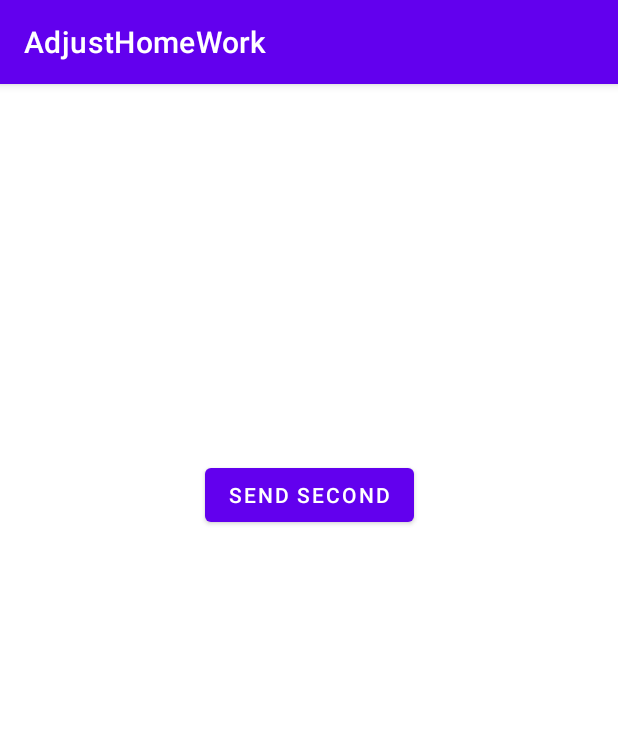
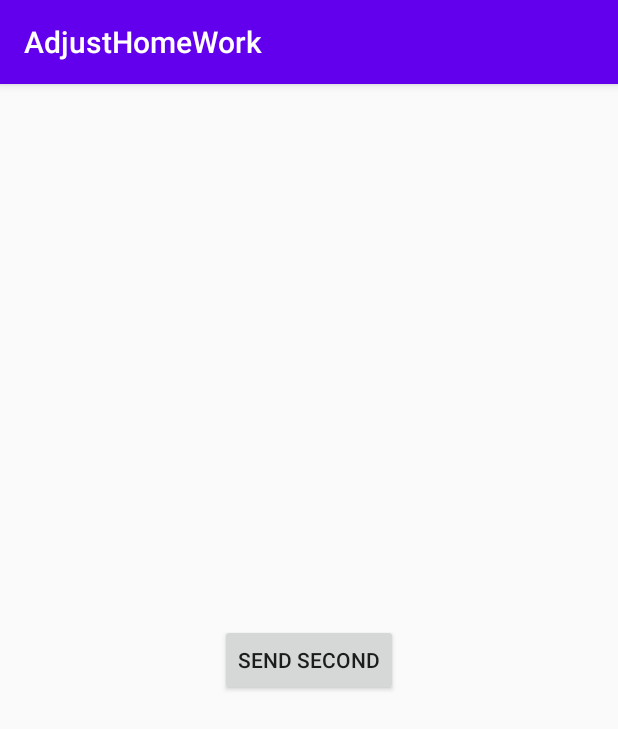
Before and after one commit to ehsan323/EventSender, an Android app: the screen it shows after launch (MainActivity), on a phone screen of 412 x 824 dp. Shown: the top 729 px of the screen. Run offline under Robolectric (Android 15) with nearby library versions, the phone set to English and light mode, and no system bars; 1 statement that could not run was skipped.

```diff
--- a/app/src/main/AndroidManifest.xml
+++ b/app/src/main/AndroidManifest.xml
@@ -1,6 +1,8 @@
 <?xml version="1.0" encoding="utf-8"?>
 <manifest xmlns:android="http://schemas.android.com/apk/res/android"
     package="com.adjust.adjusthomework">
+
+    <uses-permission android:name="android.permission.INTERNET" />
 
     <application
         android:allowBackup="true"
--- a/app/src/main/java/com/adjust/adjusthomework/base/BasePresenter.java
+++ b/app/src/main/java/com/adjust/adjusthomework/base/BasePresenter.java
@@ -15,5 +15,4 @@ public abstract class BasePresenter<V extends BaseContract.BaseView> implements
     public void showMessage(String message) {
         getView().showError(message);
     }
-
 }
--- a/app/src/main/java/com/adjust/adjusthomework/data/model/SecondResponse.java
+++ b/app/src/main/java/com/adjust/adjusthomework/data/model/SecondResponse.java
@@ -4,6 +4,11 @@ public class SecondResponse {
 
     String id;
     String seconds;
+
+    public SecondResponse(String id, String seconds) {
+        this.id = id;
+        this.seconds = seconds;
+    }
 
     public String getId() {
         return id;
--- a/app/src/main/java/com/adjust/adjusthomework/view/MainActivity.java
+++ b/app/src/main/java/com/adjust/adjusthomework/view/MainActivity.java
@@ -57,5 +57,20 @@ public class MainActivity extends BaseActivity implements MainContract.View {
         return progressBar;
     }
 
+    @Override
+    protected void onStop() {
+        super.onStop();
+        if (sharedPreferences != null)
+            mPresenter.cacheQueueValues(sharedPreferences);
+    }
+
+    @Override
+    protected void onStart() {
+        super.onStart();
+        if (sharedPreferences != null){
+            progressBar.setVisibility(View.VISIBLE);
+            mPresenter.loadAndHandleCachedQueues(sharedPreferences);
+        }
+    }
 
 }
--- a/app/src/main/java/com/adjust/adjusthomework/view/MainContract.java
+++ b/app/src/main/java/com/adjust/adjusthomework/view/MainContract.java
@@ -16,6 +16,8 @@ public interface MainContract {
         void sendSelectedSecond(Integer second);
         void sendSecondToServer(Integer... seconds);
         boolean secondIsValidForSending(int second);
+        void cacheQueueValues(SharedPreferences sharedPreferences);
+        void loadAndHandleCachedQueues(SharedPreferences sharedPreferences);
     }
 
 }
--- a/app/src/main/java/com/adjust/adjusthomework/view/MainPresenter.java
+++ b/app/src/main/java/com/adjust/adjusthomework/view/MainPresenter.java
@@ -6,14 +6,18 @@ import com.adjust.adjusthomework.base.BasePresenter;
 import com.adjust.adjusthomework.data.model.SecondResponse;
 import com.adjust.adjusthomework.data.network.SecondCallback;
 import com.adjust.adjusthomework.data.repository.AdjustSecondRepository;
+import com.adjust.adjusthomework.util.AdjustUtil;
 
+import java.util.ArrayList;
 import java.util.HashSet;
+import java.util.Iterator;
+import java.util.List;
 
 public class MainPresenter extends BasePresenter<MainContract.View> implements MainContract.Presenter {
 
     private MainContract.View mView;
-    private final HashSet<String> sentSeconds = new HashSet<>();
-    private final AdjustSecondRepository repository = new AdjustSecondRepository();
+    public final HashSet<String> sentSeconds = new HashSet<>();
+    public final AdjustSecondRepository repository = new AdjustSecondRepository();
 
 
     public MainPresenter(MainContract.View mView) {
@@ -80,5 +84,33 @@ public class MainPresenter extends BasePresenter<MainContract.View> implements M
     }
 
 
+    /**
+     * Cache Queue values
+     *
+     * @param sharedPreferences SharedPreferences
+     */
+    @Override
+    public void cacheQueueValues(SharedPreferences sharedPreferences) {
+        HashSet<Integer> list = new HashSet<>(repository.queue);
+        sharedPreferences.edit().putString("queuedValues", AdjustUtil.covertIntegerListToString(list)).apply();
+    }
+
+
+    /**
+     * load cached values by SharedPreferences
+     *
+     * @param sharedPreferences SharedPreferences
+     */
+    @Override
+    public void loadAndHandleCachedQueues(SharedPreferences sharedPreferences) {
+        HashSet<Integer> values = AdjustUtil.convertStringToIntegerList(sharedPreferences.getString("queuedValues", ""));
+        if (values.size() > 0) {
+            sendSecondToServer(AdjustUtil.convertIntegers(values));
+        } else {
+            mView.fadeProgressBar();
+        }
+
+    }
+
 
 }
--- a/app/src/main/res/layout/activity_main.xml
+++ b/app/src/main/res/layout/activity_main.xml
@@ -1,5 +1,6 @@
 <?xml version="1.0" encoding="utf-8"?>
-<androidx.constraintlayout.widget.ConstraintLayout xmlns:android="http://schemas.android.com/apk/res/android"
+<RelativeLayout
+    xmlns:android="http://schemas.android.com/apk/res/android"
     xmlns:app="http://schemas.android.com/apk/res-auto"
     xmlns:tools="http://schemas.android.com/tools"
     android:layout_width="match_parent"
@@ -8,46 +9,41 @@
 
 
     <ProgressBar
-        android:visibility="gone"
+        android:layout_marginBottom="30dp"
+        android:layout_alignParentBottom="true"
+        android:layout_above="@+id/button"
         android:id="@+id/progressBar"
-        android:layout_width="wrap_content"
+        android:layout_width="match_parent"
         android:layout_height="wrap_content"
-        app:layout_constraintBottom_toTopOf="@+id/button"
-        app:layout_constraintEnd_toEndOf="parent"
-        app:layout_constraintStart_toStartOf="parent"
-        app:layout_constraintTop_toTopOf="parent" />
+        android:visibility="visible" />
 
 
     <Button
+        android:layout_centerInParent="true"
         android:layout_marginTop="250dp"
         android:id="@+id/button"
         android:layout_width="wrap_content"
         android:layout_height="wrap_content"
-        android:text="Send Second"
-        app:layout_constraintEnd_toEndOf="parent"
-        app:layout_constraintStart_toStartOf="parent"
-        app:layout_constraintTop_toTopOf="parent" />
+        android:text="@string/send_second" />
 
     <TextView
-        android:textSize="20dp"
+        android:layout_centerHorizontal="true"
+        android:layout_below="@+id/button"
+        android:textSize="20sp"
         android:id="@+id/textView"
         android:layout_width="wrap_content"
         android:layout_height="wrap_content"
         android:layout_marginTop="30dp"
-        tools:text="555555555555"
-        app:layout_constraintEnd_toEndOf="parent"
-        app:layout_constraintStart_toStartOf="parent"
-        app:layout_constraintTop_toBottomOf="@+id/button" />
+        tools:text="555555555555" />
 
     <TextView
-        android:textSize="20dp"
+        android:layout_centerHorizontal="true"
+        android:layout_below="@+id/textView"
+        android:textSize="20sp"
         android:id="@+id/textView2"
         android:layout_marginTop="30dp"
         android:layout_width="wrap_content"
         android:layout_height="wrap_content"
-        tools:text="333333333"
-        app:layout_constraintEnd_toEndOf="parent"
-        app:layout_constraintStart_toStartOf="parent"
-        app:layout_constraintTop_toBottomOf="@+id/textView" />
+        tools:text="333333333" />
 
-</androidx.constraintlayout.widget.ConstraintLayout>
+</RelativeLayout>
--- a/app/src/main/res/values-night/themes.xml
+++ b/app/src/main/res/values-night/themes.xml
@@ -1,16 +1,7 @@
 <resources xmlns:tools="http://schemas.android.com/tools">
     <!-- Base application theme. -->
-    <style name="Theme.AdjustHomeWork" parent="Theme.MaterialComponents.DayNight.DarkActionBar">
+    <style name="Theme.AdjustHomeWork" parent="Theme.AppCompat.DayNight.DarkActionBar">
         <!-- Primary brand color. -->
         <item name="colorPrimary">@color/purple_200</item>
-        <item name="colorPrimaryVariant">@color/purple_700</item>
-        <item name="colorOnPrimary">@color/black</item>
-        <!-- Secondary brand color. -->
-        <item name="colorSecondary">@color/teal_200</item>
-        <item name="colorSecondaryVariant">@color/teal_200</item>
-        <item name="colorOnSecondary">@color/black</item>
-        <!-- Status bar color. -->
-        <item name="android:statusBarColor" tools:targetApi="l">?attr/colorPrimaryVariant</item>
-        <!-- Customize your theme here. -->
     </style>
 </resources>
--- a/app/src/main/res/values/strings.xml
+++ b/app/src/main/res/values/strings.xml
@@ -1,3 +1,4 @@
 <resources>
     <string name="app_name">AdjustHomeWork</string>
+    <string name="send_second">Send Second</string>
 </resources>
--- a/app/src/main/res/values/themes.xml
+++ b/app/src/main/res/values/themes.xml
@@ -1,16 +1,7 @@
 <resources xmlns:tools="http://schemas.android.com/tools">
     <!-- Base application theme. -->
-    <style name="Theme.AdjustHomeWork" parent="Theme.MaterialComponents.DayNight.DarkActionBar">
+    <style name="Theme.AdjustHomeWork" parent="Theme.AppCompat.DayNight.DarkActionBar">
         <!-- Primary brand color. -->
         <item name="colorPrimary">@color/purple_500</item>
-        <item name="colorPrimaryVariant">@color/purple_700</item>
-        <item name="colorOnPrimary">@color/white</item>
-        <!-- Secondary brand color. -->
-        <item name="colorSecondary">@color/teal_200</item>
-        <item name="colorSecondaryVariant">@color/teal_700</item>
-        <item name="colorOnSecondary">@color/black</item>
-        <!-- Status bar color. -->
-        <item name="android:statusBarColor" tools:targetApi="l">?attr/colorPrimaryVariant</item>
-        <!-- Customize your theme here. -->
     </style>
 </resources>
```
Also changed, not shown: app/build.gradle (+4 -6 lines), app/src/main/java/com/adjust/adjusthomework/data/repository/AdjustSecondRepository.java (+7 -8 lines).
